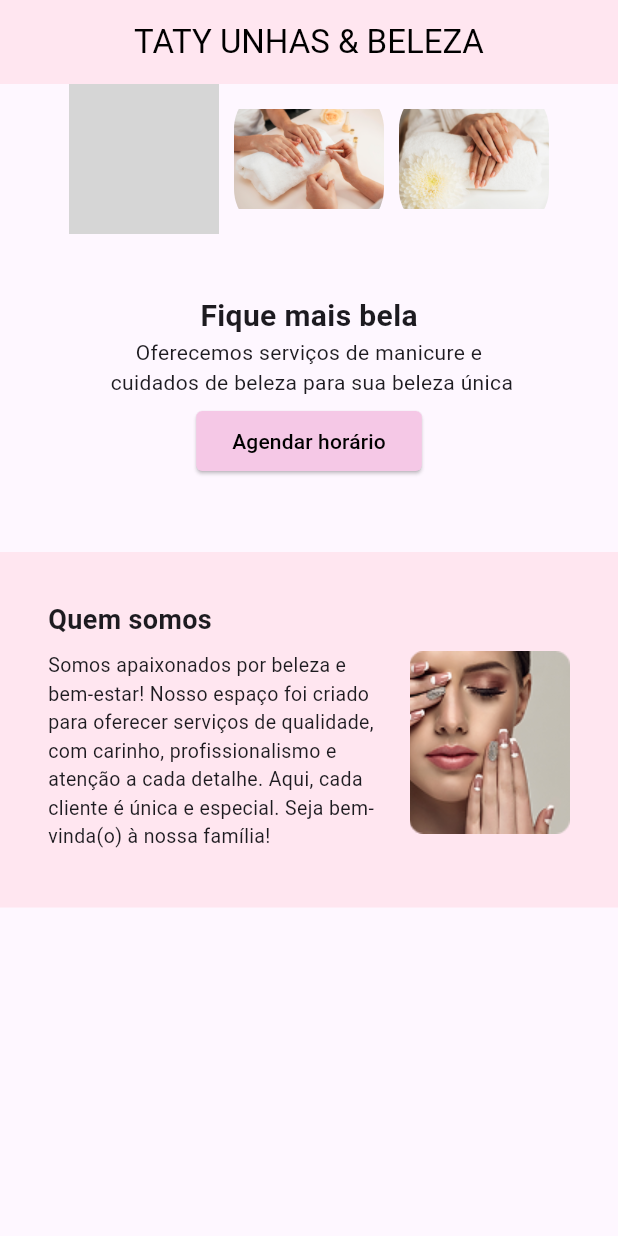
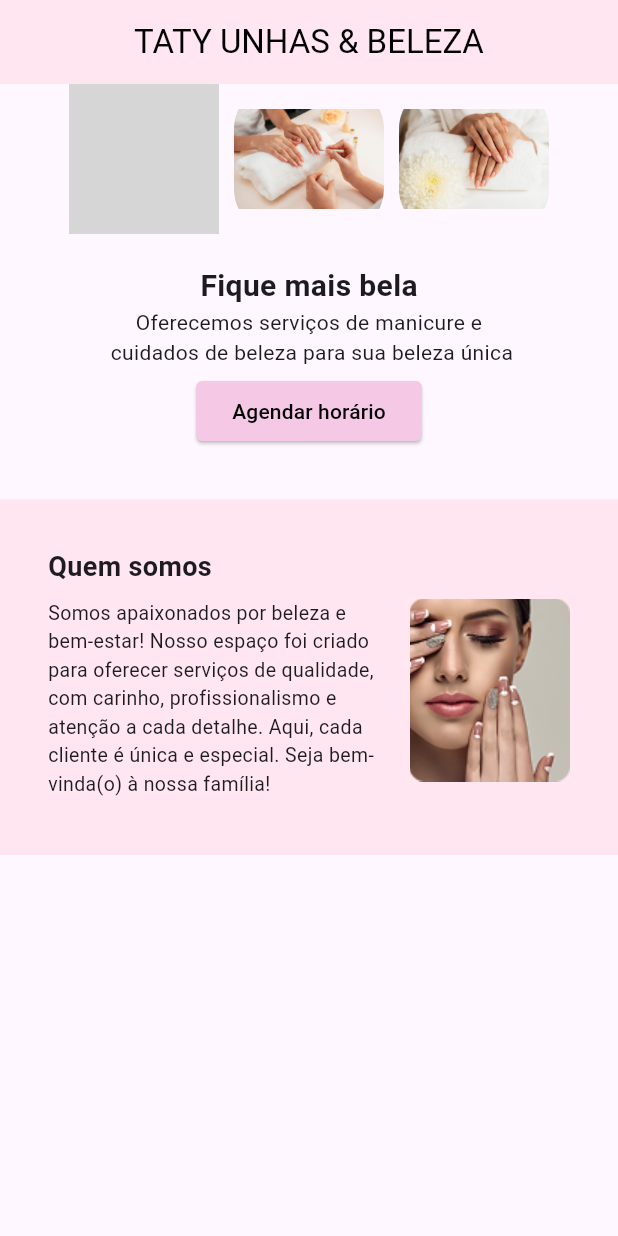
Before and after one commit to joaovtrsantos/tati_unhas_e_beleza_flutter, a Flutter app: the screen it shows after launch, on a phone screen of 412 x 824 dp. Run offline on Flutter 3.47's test engine with Material 3 defaults, Android fonts, the phone set to English and light mode, and no system bars; our stand-ins replace font_awesome_flutter; grey boxes are pictures that could not be loaded.

Commit message:
feat: ajuste das margens

```diff
--- a/lib/widgets/QuemSomos.dart
+++ b/lib/widgets/QuemSomos.dart
@@ -6,7 +6,7 @@ class QuemSomos extends StatelessWidget {
   @override
   Widget build(BuildContext context) {
     return Container(
-      margin: const EdgeInsets.only(top: 50),
+      margin: const EdgeInsets.only(top: 35),
       color: const Color.fromARGB(255, 255, 230, 240), // fundo rosa claro
       height: 237,
       width: 440,
--- a/lib/widgets/Slogan.dart
+++ b/lib/widgets/Slogan.dart
@@ -6,7 +6,7 @@ class Slogan extends StatelessWidget {
   @override
   Widget build(BuildContext context) {
     return Container(
-      margin: EdgeInsets.only(top: 40),
+      margin: EdgeInsets.only(top: 20),
       child: Row(
         mainAxisAlignment: MainAxisAlignment.center,
         verticalDirection: VerticalDirection.down,
```
